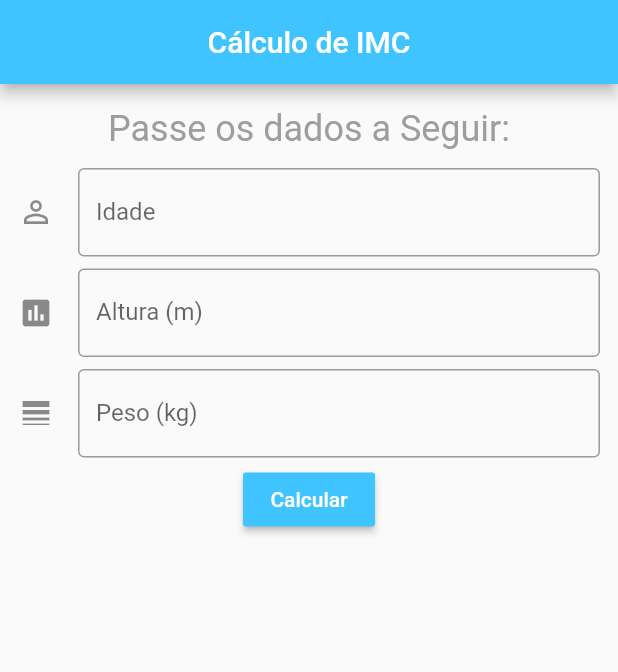
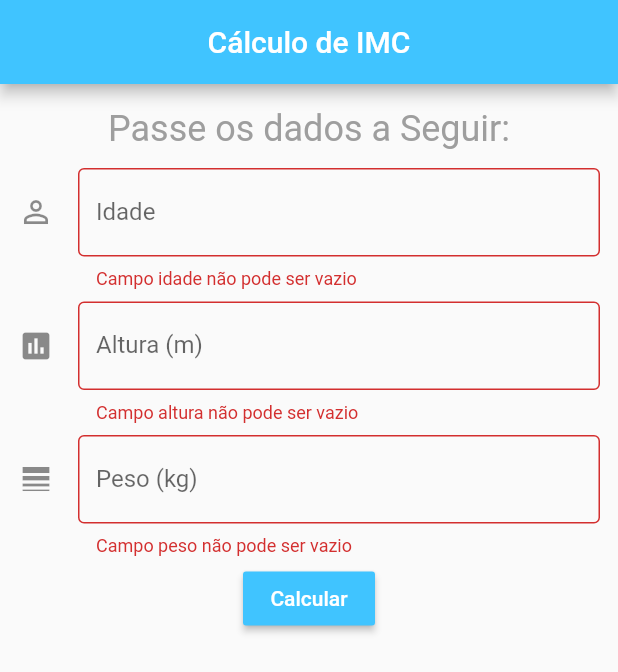
Before and after one commit to BernardoAR/CalculoIMC, a Flutter app: the screen it shows after launch, after a tap on "Calcular", on a phone screen of 412 x 824 dp. Shown: the top 672 px of the screen. Run offline on Flutter 3.47's test engine with Material 2 defaults, Android fonts, the phone set to English and light mode, and no system bars.

Commit message:
Criado validação de texto para os campos
Signed-off-by: BernardoAR <bernardo.roballo@aluno.iffar.edu.br>

```diff
--- a/lib/ui/home.dart
+++ b/lib/ui/home.dart
@@ -6,6 +6,13 @@ class Home extends StatefulWidget {
 }
 
 class _HomeState extends State<Home> {
+  final TextEditingController _controleIdade = TextEditingController();
+  final TextEditingController _controleAltura = TextEditingController();
+  final TextEditingController _controlePeso = TextEditingController();
+  final _formKey = GlobalKey<FormState>();
+  void _calculaIMC() {
+    // Verifica se os campos correspondem
+  }
   @override
   Widget build(BuildContext context) {
     return Scaffold(
@@ -20,6 +27,8 @@ class _HomeState extends State<Home> {
               padding: const EdgeInsets.all(8.0),
               children: <Widget>[
                 Container(
+                    child: Form(
+                  key: _formKey,
                   child: Column(
                     mainAxisAlignment: MainAxisAlignment.spaceBetween,
                     children: <Widget>[
@@ -33,39 +42,78 @@ class _HomeState extends State<Home> {
                       ),
                       Padding(
                         padding: const EdgeInsets.all(4.0),
-                        child: TextField(
+                        child: TextFormField(
+                            controller: _controleIdade,
+                            validator: (valor) {
+                              if (valor.isEmpty) {
+                                return 'Campo idade não pode ser vazio';
+                              }
+                              if (int.parse(valor) <= 0) {
+                                return 'Por favor, entre com uma idade válida';
+                              }
+                              return null;
+                            },
                             keyboardType: TextInputType.numberWithOptions(
                                 signed: true, decimal: false),
                             decoration: InputDecoration(
                                 border: OutlineInputBorder(),
                                 labelText: 'Idade',
+                                hintText: 'Ex: 22',
                                 icon: Icon(Icons.person_outline))),
                       ),
                       Padding(
                         padding: const EdgeInsets.all(4.0),
-                        child: TextField(
+                        child: TextFormField(
+                            controller: _controleAltura,
+                            validator: (valor) {
+                              if (valor.isEmpty) {
+                                return 'Campo altura não pode ser vazio';
+                              }
+                              if (double.parse(valor) <= 0) {
+                                return 'Por favor, entre com uma altura válida';
+                              }
+                              return null;
+                            },
                             keyboardType: TextInputType.numberWithOptions(
                                 signed: false, decimal: true),
                             decoration: InputDecoration(
                                 border: OutlineInputBorder(),
                                 labelText: 'Altura (m)',
-                                hintText: '1.80',
+                                hintText: 'Ex: 1.80',
                                 icon: Icon(Icons.assessment))),
                       ),
                       Padding(
                         padding: const EdgeInsets.all(4.0),
-                        child: TextField(
+                        child: TextFormField(
+                            controller: _controlePeso,
+                            validator: (valor) {
+                              if (valor.isEmpty) {
+                                return 'Campo peso não pode ser vazio';
+                              }
+                              if (double.parse(valor) <= 0) {
+                                return 'Por favor, entre com um peso válido';
+                              }
+                              return null;
+                            },
                             keyboardType: TextInputType.numberWithOptions(
                                 signed: false, decimal: true),
                             decoration: InputDecoration(
                                 border: OutlineInputBorder(),
                                 labelText: 'Peso (kg)',
-                                hintText: '50',
+                                hintText: 'Ex: 50',
                                 icon: Icon(Icons.line_weight))),
                       ),
                       Center(
                           child: RaisedButton(
-                        onPressed: () {},
+                        onPressed: () {
+                          if (_formKey.currentState.validate()) {
+                            // If the form is valid, display a snackbar. In the real world,
+                            // you'd often call a server or save the information in a database.
+
+                            Scaffold.of(context).showSnackBar(
+                                SnackBar(content: Text('Processing Data')));
+                          }
+                        },
                         textColor: Colors.white,
                         padding: const EdgeInsets.all(0.0),
                         child: Text('Calcular'),
@@ -73,7 +121,7 @@ class _HomeState extends State<Home> {
                       ))
                     ],
                   ),
-                ),
+                )),
               ],
             )));
   }
```
